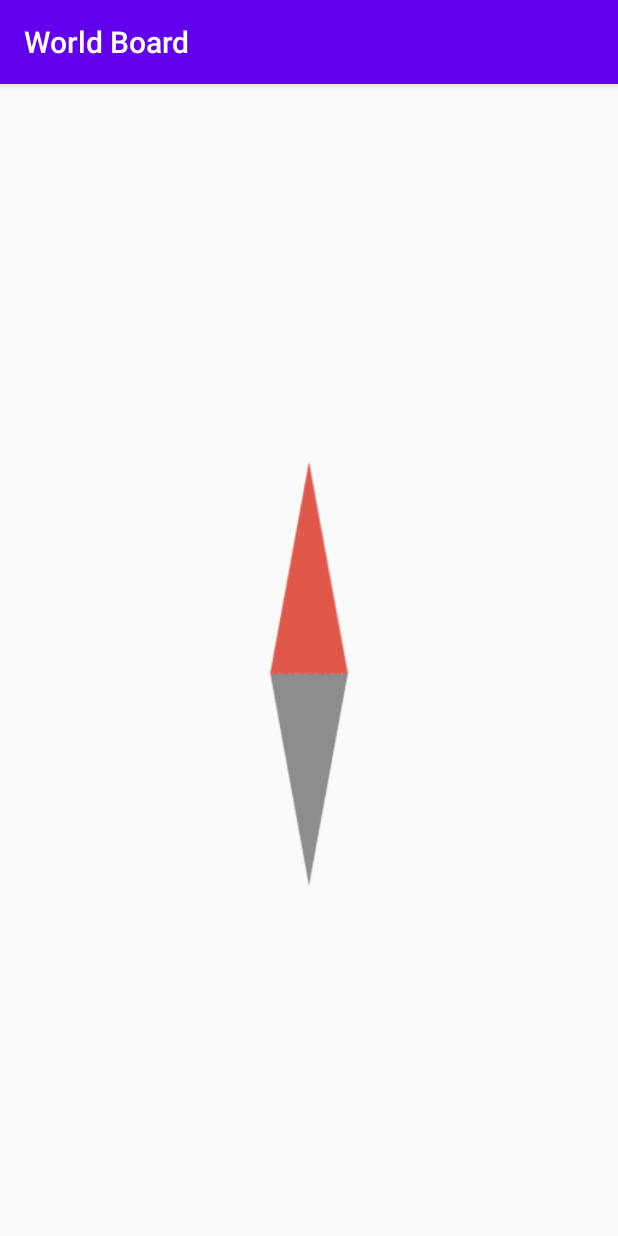
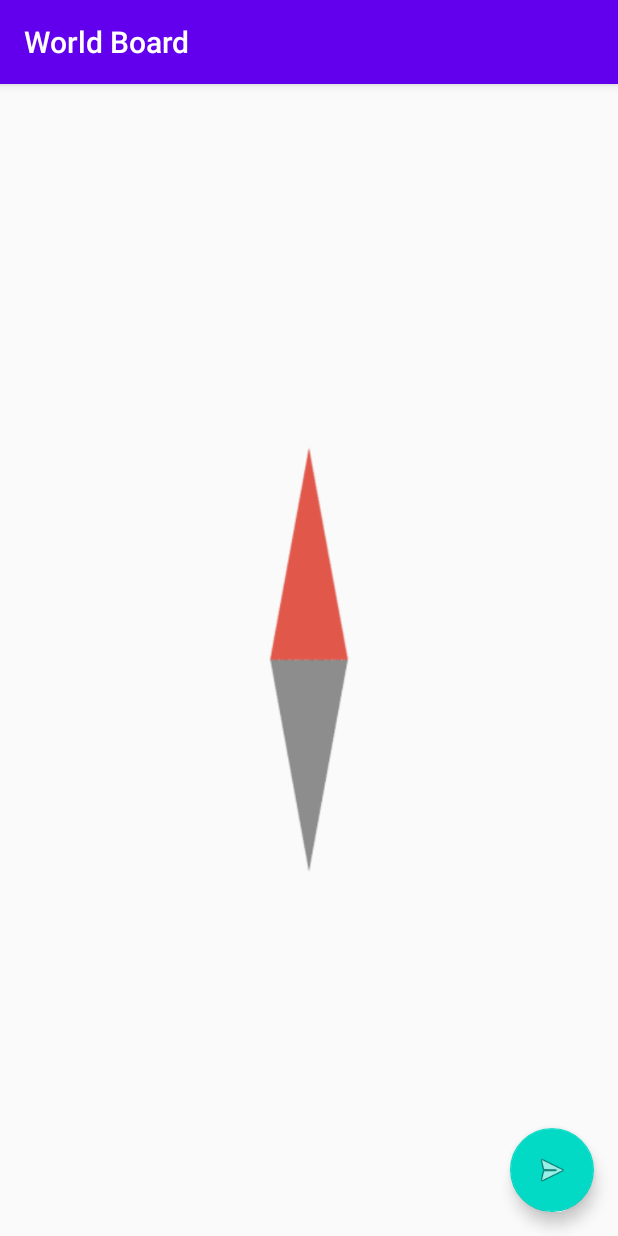
Before and after one commit to SaDoKe/WorldBoard, an Android app: the screen it shows after launch (MainActivity), on a phone screen of 412 x 824 dp. Run offline under Robolectric (Android 15) with nearby library versions, the phone set to English and light mode, and no system bars; our stand-ins replace Volley; network calls fail; 1 statement that could not run was skipped.

Commit message:
Add new Message Activity

```diff
--- a/app/build.gradle
+++ b/app/build.gradle
@@ -36,6 +36,7 @@ dependencies {
     implementation 'androidx.lifecycle:lifecycle-extensions:2.2.0'
     implementation 'androidx.preference:preference:1.1.1'
     implementation 'com.google.android.gms:play-services-location:17.0.0'
+    implementation 'com.google.android.material:material:1.2.1'
     testImplementation 'junit:junit:4.13'
     androidTestImplementation 'androidx.test.ext:junit:1.1.2'
     androidTestImplementation 'androidx.test.espresso:espresso-core:3.3.0'
--- a/app/src/main/AndroidManifest.xml
+++ b/app/src/main/AndroidManifest.xml
@@ -15,6 +15,7 @@
         android:supportsRtl="true"
         android:theme="@style/AppTheme"
         android:usesCleartextTraffic="true">
+        <activity android:name=".CreateMessageActivity"></activity>
         <activity
             android:name=".MainActivity"
             android:screenOrientation="portrait">
--- a/app/src/main/java/org/sadoke/worldboard/MainActivity.java
+++ b/app/src/main/java/org/sadoke/worldboard/MainActivity.java
@@ -6,6 +6,7 @@ import androidx.core.app.ActivityCompat;
 import androidx.lifecycle.ViewModelProvider;
 
 import android.Manifest;
+import android.content.Intent;
 import android.content.pm.PackageManager;
 import android.os.Bundle;
 import android.util.Log;
@@ -13,6 +14,8 @@ import android.view.animation.Animation;
 import android.view.animation.RotateAnimation;
 import android.widget.ImageView;
 import android.widget.TextView;
+
+import com.google.android.material.floatingactionbutton.FloatingActionButton;
 
 import org.json.JSONObject;
 import org.sadoke.worldboard.locationtracker.FusedLocationTracker;
@@ -27,6 +30,7 @@ import java.util.stream.Stream;
 public class MainActivity extends AppCompatActivity {
     private ImageView imgCompass;
     private TextView txtDegrees;
+    private FloatingActionButton fab;
     private float currentDegree;
     private RESTApi api;
     private MainViewModel mainViewModel;
@@ -45,6 +49,7 @@ public class MainActivity extends AppCompatActivity {
 
         imgCompass = (ImageView) findViewById(R.id.imgCompass);
         txtDegrees = (TextView) findViewById(R.id.txtDegrees);
+        fab = (FloatingActionButton) findViewById(R.id.fab);
         fusedLocationTracker = new FusedLocationTracker(this);
         sensorManager = new SensorDataManager(this, mainViewModel);
         api = RESTApi.init(this);
@@ -58,6 +63,10 @@ public class MainActivity extends AppCompatActivity {
             ra.setFillAfter(true);
             imgCompass.startAnimation(ra);
         });
+
+        fab.setOnClickListener(view ->
+                startActivity(new Intent(this, CreateMessageActivity.class))
+        );
 
     }
 
--- a/app/src/main/java/org/sadoke/worldboard/locationtracker/FusedLocationTracker.java
+++ b/app/src/main/java/org/sadoke/worldboard/locationtracker/FusedLocationTracker.java
@@ -45,7 +45,9 @@ public class FusedLocationTracker extends LocationCallback {
 
     @SuppressLint("MissingPermission")
     public Location getLastLocation() {
-        return fusedLocationProviderClient.getLastLocation().getResult();
+        final Location[] lastLoc = new Location[1];
+        fusedLocationProviderClient.getLastLocation().addOnSuccessListener(location -> lastLoc[0] = location);
+        return lastLoc[0];
     }
 
 }
--- a/app/src/main/res/layout/activity_main.xml
+++ b/app/src/main/res/layout/activity_main.xml
@@ -1,15 +1,38 @@
 <?xml version="1.0" encoding="utf-8"?>
-<RelativeLayout xmlns:android="http://schemas.android.com/apk/res/android"
+<androidx.constraintlayout.widget.ConstraintLayout xmlns:android="http://schemas.android.com/apk/res/android"
+    xmlns:app="http://schemas.android.com/apk/res-auto"
     android:layout_width="fill_parent"
     android:layout_height="fill_parent"
-    android:gravity="center"
-    android:orientation="vertical" >
-    <TextView android:id="@+id/txtDegrees"
-        android:layout_width="wrap_content"
-        android:layout_height="wrap_content" />
-    <ImageView android:id="@+id/imgCompass"
+    android:orientation="vertical">
+
+    <TextView
+        android:id="@+id/txtDegrees"
         android:layout_width="wrap_content"
         android:layout_height="wrap_content"
-        android:layout_below="@+id/txtDegrees"
-        android:src="@drawable/kompass_nadel"/>
-</RelativeLayout>
+        android:layout_marginStart="16dp"
+        android:layout_marginBottom="16dp"
+        app:layout_constraintBottom_toTopOf="@+id/imgCompass"
+        app:layout_constraintStart_toStartOf="parent" />
+
+    <ImageView
+        android:id="@+id/imgCompass"
+        android:layout_width="wrap_content"
+        android:layout_height="wrap_content"
+        android:src="@drawable/kompass_nadel"
+        app:layout_constraintBottom_toBottomOf="parent"
+        app:layout_constraintEnd_toEndOf="parent"
+        app:layout_constraintStart_toStartOf="parent"
+        app:layout_constraintTop_toTopOf="parent" />
+
+    <com.google.android.material.floatingactionbutton.FloatingActionButton
+        android:id="@+id/fab"
+        android:layout_width="wrap_content"
+        android:layout_height="wrap_content"
+        android:layout_gravity="bottom|end"
+        android:layout_marginEnd="16dp"
+        android:layout_marginBottom="16dp"
+        app:layout_constraintBottom_toBottomOf="parent"
+        app:layout_constraintEnd_toEndOf="parent"
+        app:srcCompat="@android:drawable/ic_menu_send" />
+
+</androidx.constraintlayout.widget.ConstraintLayout>
```
Also changed, not shown: app/src/main/java/org/sadoke/worldboard/CreateMessageActivity.java (added, +33 -0 lines), app/src/main/java/org/sadoke/worldboard/sensormanager/SensorDataManager.java (+5 -4 lines), app/src/main/res/layout/activity_create_message.xml (added, +33 -0 lines).
